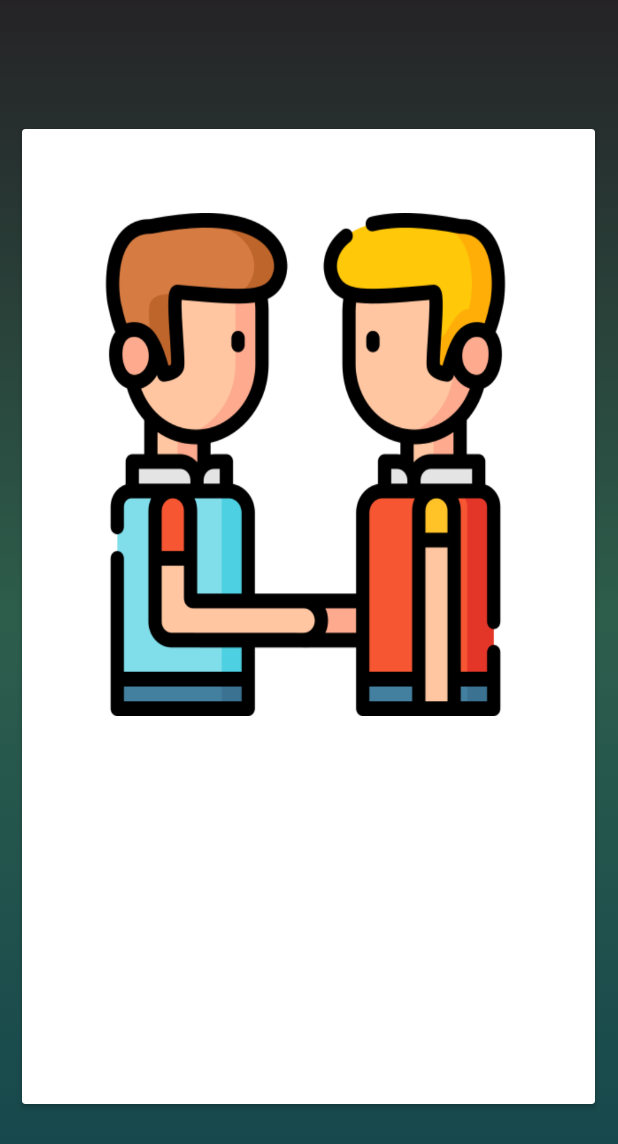
After one commit to YercoCodeGreen/ProyectoAgendaContactosEniac, an Android app: the MenuAct screen opened directly, with no data from a screen before it, on a phone screen of 412 x 824 dp. The commit adds this screen. Shown: the top 1144 px of the screen. Run offline under Robolectric (Android 15) with nearby library versions, the phone set to English and light mode, and no system bars.

Commit message:
Se implementa un nuevo Activity para el Menu y el Slide

```diff
--- a/app/build.gradle.kts
+++ b/app/build.gradle.kts
@@ -29,10 +29,12 @@ android {
 }
 
 dependencies {
-
+    implementation ("org.jetbrains.kotlin:kotlin-stdlib:1.8.22")
+    implementation ("org.jetbrains.kotlin:kotlin-stdlib-jdk8:1.8.22")
     implementation("androidx.appcompat:appcompat:1.6.1")
     implementation("com.google.android.material:material:1.9.0")
     implementation("androidx.constraintlayout:constraintlayout:2.1.4")
+    implementation("androidx.activity:activity:1.8.0")
     testImplementation("junit:junit:4.13.2")
     androidTestImplementation("androidx.test.ext:junit:1.1.5")
     androidTestImplementation("androidx.test.espresso:espresso-core:3.5.1")
--- a/app/src/main/AndroidManifest.xml
+++ b/app/src/main/AndroidManifest.xml
@@ -13,6 +13,9 @@
         android:theme="@style/Theme.ProyectoAgendaContactosEniac"
         tools:targetApi="31">
         <activity
+            android:name=".MenuAct"
+            android:exported="false" />
+        <activity
             android:name=".MainActivity"
             android:exported="true">
             <intent-filter>
--- a/app/src/main/java/com/example/proyectoagendacontactoseniac/MainActivity.java
+++ b/app/src/main/java/com/example/proyectoagendacontactoseniac/MainActivity.java
@@ -1,5 +1,6 @@
 package com.example.proyectoagendacontactoseniac;
 
+import android.content.Intent;
 import android.os.Bundle;
 import android.text.TextUtils;
 import android.view.View;
@@ -50,7 +51,10 @@ public class MainActivity extends AppCompatActivity {
                 // Usar la clase Administrador para validar las credenciales
                 if (admin.validarCredenciales(username, password)) {
                     Toast.makeText(MainActivity.this, "Inicio de sesión exitoso", Toast.LENGTH_SHORT).show();
-                    // Aquí puedes redirigir a otra actividad
+
+                    Intent intent = new Intent(MainActivity.this, MenuAct.class);
+                    startActivity(intent);
+
                 } else {
                     Toast.makeText(MainActivity.this, "Usuario o contraseña incorrectos", Toast.LENGTH_SHORT).show();
                 }
--- /dev/null
+++ b/app/src/main/java/com/example/proyectoagendacontactoseniac/MenuAct.java
@@ -0,0 +1,40 @@
+package com.example.proyectoagendacontactoseniac;
+
+import android.os.Bundle;
+import android.widget.ImageView;
+import android.widget.ViewFlipper;
+
+
+import androidx.appcompat.app.AppCompatActivity;
+
+
+public class MenuAct extends AppCompatActivity {
+
+    private ViewFlipper vf;
+    private int[] image = {R.drawable.a, R.drawable.b, R.drawable.c};
+
+    public void flip_image(int i){
+        ImageView view = new ImageView(this);
+        view.setBackgroundResource(i);
+        vf.addView(view);
+        vf.setFlipInterval(2800);
+        vf.setAutoStart(true);
+        vf.setInAnimation(this, android.R.anim.slide_in_left);
+        vf.setOutAnimation(this, android.R.anim.slide_out_right);
+    }
+
+    @Override
+    protected void onCreate(Bundle savedInstanceState) {
+        super.onCreate(savedInstanceState);
+        setContentView(R.layout.activity_menu);
+
+        vf = (ViewFlipper) findViewById(R.id.slider);
+
+        for(int i=0; i<image.length;i++){
+            flip_image(image[i]);
+        }
+
+
+
+    }
+}
--- /dev/null
+++ b/app/src/main/res/layout/activity_menu.xml
@@ -0,0 +1,34 @@
+<?xml version="1.0" encoding="utf-8"?>
+<androidx.constraintlayout.widget.ConstraintLayout xmlns:android="http://schemas.android.com/apk/res/android"
+    xmlns:app="http://schemas.android.com/apk/res-auto"
+    xmlns:tools="http://schemas.android.com/tools"
+    android:id="@+id/main"
+    android:layout_width="match_parent"
+    android:layout_height="match_parent"
+    android:background="@drawable/gradient"
+    tools:context=".MenuAct">
+
+    <androidx.cardview.widget.CardView
+        android:layout_width="382dp"
+        android:layout_height="650dp"
+        app:layout_constraintBottom_toBottomOf="parent"
+        app:layout_constraintEnd_toEndOf="parent"
+        app:layout_constraintHorizontal_bias="0.482"
+        app:layout_constraintStart_toStartOf="parent"
+        app:layout_constraintTop_toTopOf="parent"
+        app:layout_constraintVertical_bias="0.493">
+
+        <ViewFlipper
+            android:id="@+id/slider"
+            android:layout_width="302dp"
+            android:layout_height="335dp"
+            android:layout_marginStart="38dp"
+            android:layout_marginTop="56dp"
+            android:layout_marginEnd="38dp"/>
+
+
+
+    </androidx.cardview.widget.CardView>
+
+
+</androidx.constraintlayout.widget.ConstraintLayout>
```
Also changed, not shown: app/src/main/res/drawable/a.png (added), app/src/main/res/drawable/b.png (added), app/src/main/res/drawable/c.png (added).
